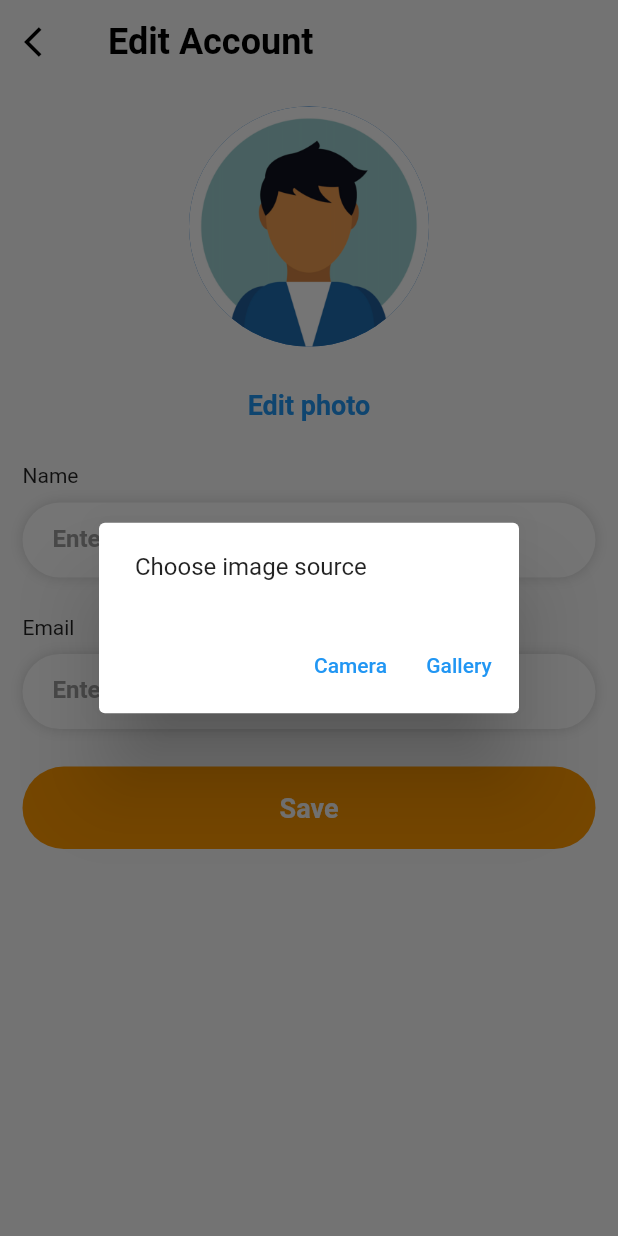
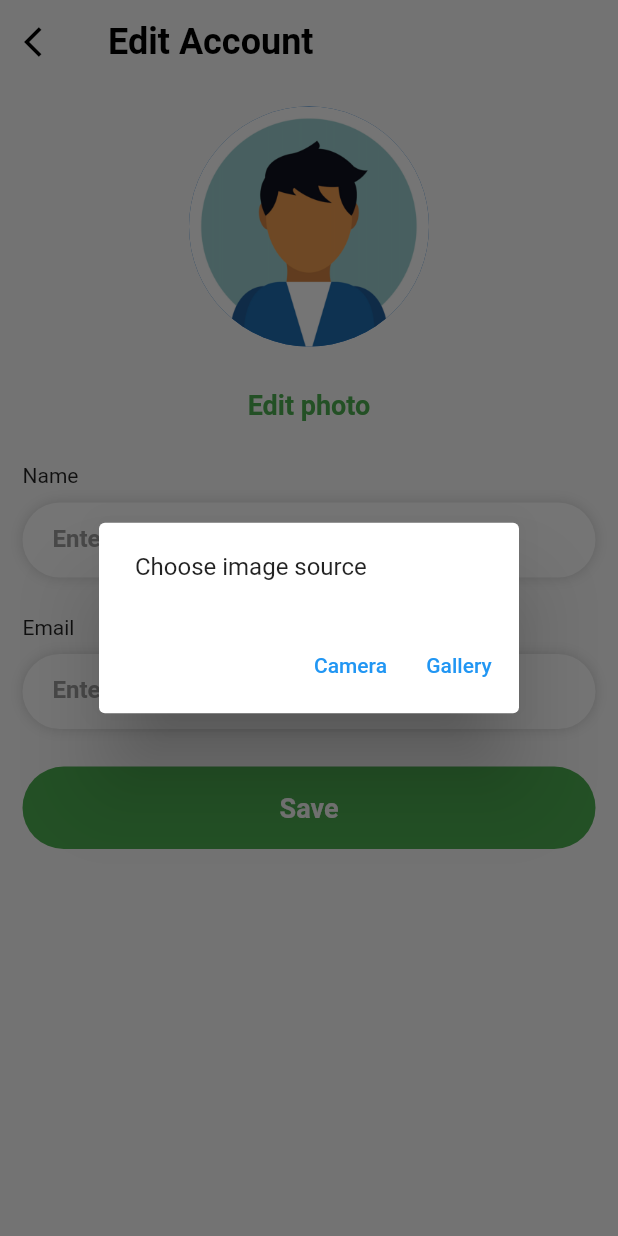
Before and after one commit to perpetio/plant, a Flutter app: the EditProfileScreen screen opened by its route, after a tap on "Edit photo", on a phone screen of 412 x 824 dp. Run offline on Flutter 3.47's test engine with Material 2 defaults, Android fonts, the phone set to English and light mode, and no system bars; our stand-ins replace bloc, camera, carousel_slider, cloud_firestore, dio, firebase_auth and 8 more; accounts and stored records are empty; statements that could not run were skipped.

Commit message:
[PLANT-6]: Bugs with TextField controller fixed.

```diff
--- a/lib/screens/common_widget/plant_button.dart
+++ b/lib/screens/common_widget/plant_button.dart
@@ -17,7 +17,7 @@ class PlantButton extends StatelessWidget {
       width: double.infinity,
       height: 55,
       decoration: BoxDecoration(
-        color: isEnabled ? Colors.orange : Colors.grey,
+        color: isEnabled ? Colors.green : Colors.grey,
         borderRadius: BorderRadius.circular(100),
       ),
       child: Material(
--- a/lib/screens/edit_profile/bloc/edit_profile_bloc.dart
+++ b/lib/screens/edit_profile/bloc/edit_profile_bloc.dart
@@ -18,8 +18,13 @@ class EditProfileBloc extends Bloc<EditProfileEvent, EditProfileState> {
   EditProfileBloc() : super(EditProfileInitial());
 
   Map<String, dynamic> userData;
+  // TextEditingController nameController = TextEditingController();
+  // TextEditingController emailController = TextEditingController();
   File _image;
   String imageURL;
+  String userName;
+  String userEmail;
+  String userImage;
 
   @override
   Stream<EditProfileState> mapEventToState(
@@ -55,6 +60,15 @@ class EditProfileBloc extends Bloc<EditProfileEvent, EditProfileState> {
         .get();
 
     userData = snapshot.data();
+    userName = userData['name'] == null ? "No Username" : userData['name'];
+    userEmail = userData['email'] == null ? "No email" : userData['email'];
+    userImage = userData['image'] == null ? "No image" : userData['image'];
+    // nameController.text = userName;
+    // emailController.text = userEmail;
+    // nameController.selection = TextSelection.fromPosition(
+    //     TextPosition(offset: nameController.text.length));
+    // emailController.selection = TextSelection.fromPosition(
+    //     TextPosition(offset: emailController.text.length));
   }
 
   Future<void> _pickImageFromGallery() async {
--- a/lib/screens/edit_profile/widget/edit_profile_content.dart
+++ b/lib/screens/edit_profile/widget/edit_profile_content.dart
@@ -14,29 +14,17 @@ class EditProfileContent extends StatefulWidget {
 }
 
 class _EditProfileContentState extends State<EditProfileContent> {
-  final TextEditingController _nameController = TextEditingController();
-  final TextEditingController _emailController = TextEditingController();
-  String photoUrl = '';
-  String userName = '';
-  String userEmail = '';
+  TextEditingController _nameController = TextEditingController();
+  TextEditingController _emailController = TextEditingController();
 
   @override
   void initState() {
-    // ignore: close_sinks
+    super.initState();
+
     final bloc = BlocProvider.of<EditProfileBloc>(context);
 
-    if (bloc.userData != null) {
-      userName =
-          bloc.userData['name'] == null ? "No Username" : bloc.userData['name'];
-      userEmail =
-          bloc.userData['email'] == null ? "No email" : bloc.userData['email'];
-      photoUrl = bloc.userData['image'] == null
-          ? "assets/images/profile.png"
-          : bloc.userData['image'];
-      _nameController.text = userName;
-      _emailController.text = userEmail;
-    }
-    super.initState();
+    _nameController.text = bloc.userName;
+    _emailController.text = bloc.userEmail;
   }
 
   @override
@@ -53,8 +41,8 @@ class _EditProfileContentState extends State<EditProfileContent> {
                 currState is EditProfileReloadImageState,
             builder: (context, state) {
               if (state is EditProfileReloadImageState)
-                photoUrl = state.userImage;
-              return _getImage();
+                bloc.userImage = state.userImage;
+              return _getImage(bloc);
             },
           )),
           const SizedBox(height: 15),
@@ -62,7 +50,7 @@ class _EditProfileContentState extends State<EditProfileContent> {
             child: _changeImage(bloc),
           ),
           SizedBox(height: 15),
-          _getUserData(),
+          _getUserData(bloc),
           const SizedBox(height: 15),
           _createSaveButton(bloc),
         ],
@@ -70,11 +58,11 @@ class _EditProfileContentState extends State<EditProfileContent> {
     );
   }
 
-  Widget _getImage() {
-    if (photoUrl != null) {
-      if (photoUrl.startsWith('https://')) {
+  Widget _getImage(EditProfileBloc bloc) {
+    if (bloc.userImage != null) {
+      if (bloc.userImage.startsWith('https://')) {
         return CircleAvatar(
-            backgroundImage: NetworkImage(photoUrl), radius: 80);
+            backgroundImage: NetworkImage(bloc.userImage), radius: 80);
       } else {
         return CircleAvatar(
             backgroundImage: AssetImage('assets/images/profile.png'),
@@ -92,7 +80,7 @@ class _EditProfileContentState extends State<EditProfileContent> {
       child: Text(
         'Edit photo',
         style: TextStyle(
-          color: Colors.blue,
+          color: Colors.green,
           fontSize: 18,
           fontWeight: FontWeight.w600,
         ),
@@ -100,7 +88,7 @@ class _EditProfileContentState extends State<EditProfileContent> {
     );
   }
 
-  Widget _getUserData() {
+  Widget _getUserData(EditProfileBloc bloc) {
     return Padding(
       padding: const EdgeInsets.symmetric(horizontal: 15),
       child: Column(
--- a/lib/screens/profile/view/profile_screen.dart
+++ b/lib/screens/profile/view/profile_screen.dart
@@ -37,7 +37,7 @@ class ProfileScreen extends StatelessWidget {
                 height: 35,
                 width: 35,
                 decoration: BoxDecoration(
-                  color: Colors.orange,
+                  color: Colors.green,
                   shape: BoxShape.circle,
                 ),
                 child: Icon(
```
